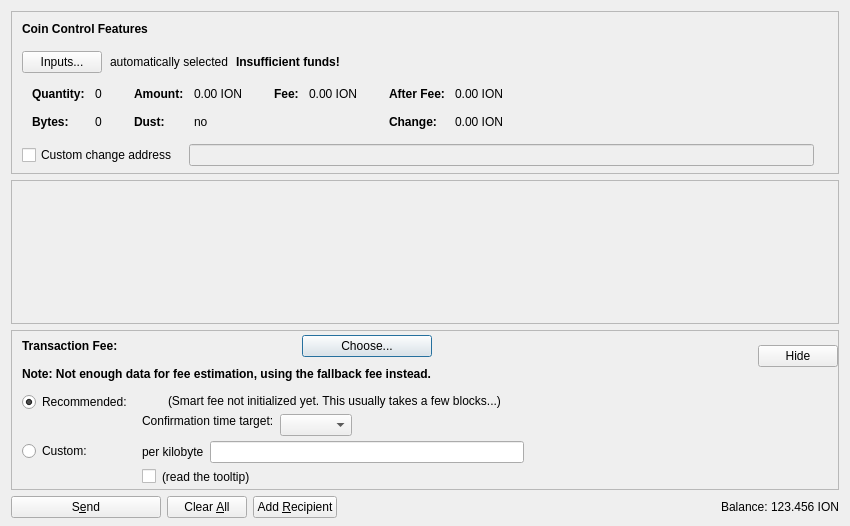
ioncoincore/ion, file src/qt/forms/sendcoinsdialog.ui: the form before one commit.
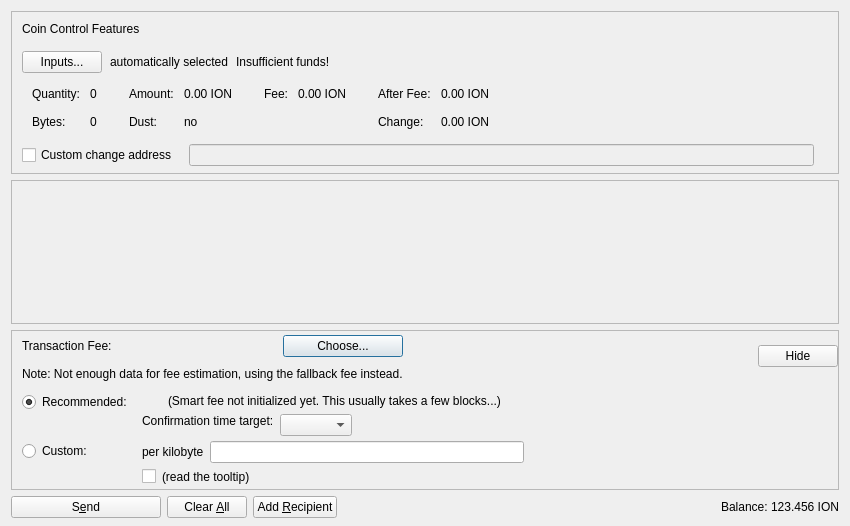
The form after the commit. Custom widgets are drawn as their Qt base class.

Commit message:
Merge pull request #3555 from xdustinface/pr-ui-2-fonts
qt: Implement application wide font management

Patch:
```diff
--- a/src/qt/forms/sendcoinsdialog.ui
+++ b/src/qt/forms/sendcoinsdialog.ui
@@ -77,15 +77,6 @@
               <verstretch>0</verstretch>
              </sizepolicy>
             </property>
-            <property name="font">
-             <font>
-              <weight>75</weight>
-              <bold>true</bold>
-             </font>
-            </property>
-            <property name="styleSheet">
-             <string notr="true">font-weight:bold;</string>
-            </property>
             <property name="text">
              <string>Coin Control Features</string>
             </property>
@@ -126,15 +117,6 @@
           </item>
           <item>
            <widget class="QLabel" name="labelCoinControlInsuffFunds">
-            <property name="font">
-             <font>
-              <weight>75</weight>
-              <bold>true</bold>
-             </font>
-            </property>
-            <property name="styleSheet">
-             <string notr="true">font-weight:bold;</string>
-            </property>
             <property name="text">
              <string>Insufficient funds!</string>
             </property>
@@ -218,12 +200,6 @@
                </property>
                <item row="0" column="0">
                 <widget class="QLabel" name="labelCoinControlQuantityText">
-                 <property name="font">
-                  <font>
-                   <weight>75</weight>
-                   <bold>true</bold>
-                  </font>
-                 </property>
                  <property name="text">
                   <string>Quantity:</string>
                  </property>
@@ -253,12 +229,6 @@
                </item>
                <item row="1" column="0">
                 <widget class="QLabel" name="labelCoinControlBytesText">
-                 <property name="font">
-                  <font>
-                   <weight>75</weight>
-                   <bold>true</bold>
-                  </font>
-                 </property>
                  <property name="text">
                   <string>Bytes:</string>
                  </property>
@@ -301,12 +271,6 @@
                </property>
                <item row="0" column="0">
                 <widget class="QLabel" name="labelCoinControlAmountText">
-                 <property name="font">
-                  <font>
-                   <weight>75</weight>
-                   <bold>true</bold>
-                  </font>
-                 </property>
                  <property name="text">
                   <string>Amount:</string>
                  </property>
@@ -333,12 +297,6 @@
                </item>
                <item row="1" column="0">
                 <widget class="QLabel" name="labelCoinControlLowOutputText">
-                 <property name="font">
-                  <font>
-                   <weight>75</weight>
-                   <bold>true</bold>
-                  </font>
-                 </property>
                  <property name="text">
                   <string>Dust:</string>
                  </property>
@@ -381,12 +339,6 @@
                </property>
                <item row="0" column="0">
                 <widget class="QLabel" name="labelCoinControlFeeText">
-                 <property name="font">
-                  <font>
-                   <weight>75</weight>
-                   <bold>true</bold>
-                  </font>
-                 </property>
                  <property name="text">
                   <string>Fee:</string>
                  </property>
@@ -432,12 +384,6 @@
                </property>
                <item row="0" column="0">
                 <widget class="QLabel" name="labelCoinControlAfterFeeText">
-                 <property name="font">
-                  <font>
-                   <weight>75</weight>
-                   <bold>true</bold>
-                  </font>
-                 </property>
                  <property name="text">
                   <string>After Fee:</string>
                  </property>
@@ -464,12 +410,6 @@
                </item>
                <item row="1" column="0">
                 <widget class="QLabel" name="labelCoinControlChangeText">
-                 <property name="font">
-                  <font>
-                   <weight>75</weight>
-                   <bold>true</bold>
-                  </font>
-                 </property>
                  <property name="text">
                   <string>Change:</string>
                  </property>
@@ -714,15 +654,6 @@
                   <verstretch>0</verstretch>
                  </sizepolicy>
                 </property>
-                <property name="font">
-                 <font>
-                  <weight>75</weight>
-                  <bold>true</bold>
-                 </font>
-                </property>
-                <property name="styleSheet">
-                 <string notr="true">font-weight:bold;</string>
-                </property>
                 <property name="text">
                  <string>Transaction Fee:</string>
                 </property>
@@ -762,12 +693,6 @@
               <property name="toolTip">
                <string>Using the fallbackfee can result in sending a transaction that will take several hours or days (or never) to confirm. Consider choosing your fee manually or wait until you have validated the complete chain.</string>
               </property>
-              <property name="font">
-              <font>
-                  <weight>75</weight>
-                  <bold>true</bold>
-              </font>
-              </property>
               <property name="text">
                <string>Note: Not enough data for fee estimation, using the fallback fee instead.</string>
               </property>
```
The commit also changes 55 other files.
